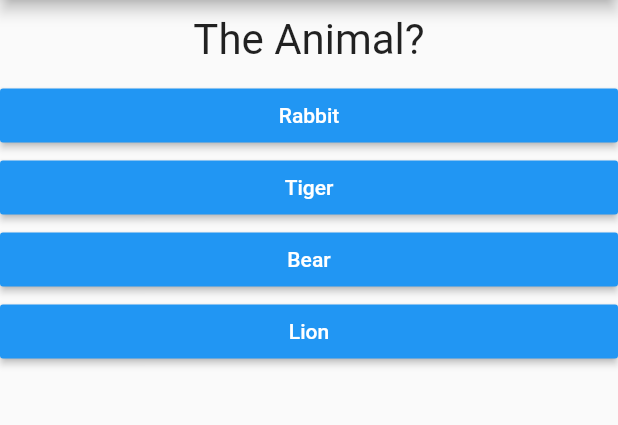
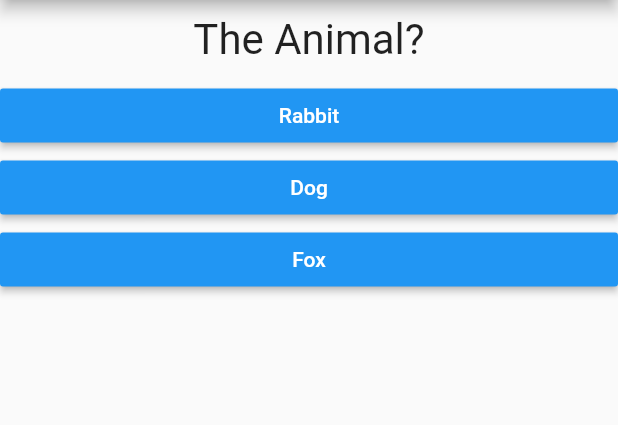
Before and after one commit to Leman316/flutter_1, a Flutter app: the screen it shows after launch, after a tap on "Black", on a phone screen of 412 x 824 dp, the part 84-509 px from its top. Run offline on Flutter 3.47's test engine with Material 2 defaults, Android fonts, the phone set to English and light mode, and no system bars.

```diff
--- a/lib/main.dart
+++ b/lib/main.dart
@@ -3,6 +3,7 @@ import 'package:flutter/material.dart';
 import './Question.dart';
 import './Answer.dart';
 import './quiz.dart';
+import './result.dart';
 
 void main() {
   runApp(MyApp());
@@ -20,26 +21,51 @@ class MyApp extends StatefulWidget {
 
 class _MyAppState extends State<MyApp> {
   var _quesIndex = 0;
+  int _totalscore = 0;
 
   static const ques = [
     {
       'question': 'The Color?',
-      'answer': ['Red', 'Blue', 'Black'],
+      'answers': [
+        {'text': 'Black', 'score': 6},
+        {'text': 'Red', 'score': 5},
+        {'text': 'Green', 'score': 3},
+        {'text': 'White', 'score': 2},
+      ],
     },
     {
       'question': 'The Animal?',
-      'answer': ['Rabbit', 'Tiger', 'Bear', 'Lion'],
+      'answers': [
+        {'text': 'Rabbit', 'score': 5},
+        {'text': 'Dog', 'score': 1},
+        {'text': 'Fox', 'score': 3},
+      ],
     },
     {
       'question': 'The Shape?',
-      'answer': ['Circle', 'Square', 'Rectangle'],
+      'answers': [
+        {'text': 'Rectangle', 'score': 2},
+        {'text': 'Square', 'score': 4},
+        {'text': 'Circle', 'score': 8},
+      ],
     },
   ];
 
-  void _answer() {
+  void _reset(){
+    setState(() {
+      _quesIndex=0;
+      _totalscore=0;
+    });
+
+  }
+
+  void _answer(int score) {
     if (_quesIndex < ques.length) {
       print("No questions left");
     }
+
+    _totalscore += score;
+    print(_totalscore);
 
     setState(() {
       _quesIndex = _quesIndex + 1;
@@ -59,17 +85,12 @@ class _MyAppState extends State<MyApp> {
           title: Text('Test'),
         ),
         body: _quesIndex < ques.length
-            ? Column(
-                children: <Widget>[
-                  Question(ques[_quesIndex]['question']),
-                  ...(ques[_quesIndex]['answer'] as List<String>)
-                      .map((e) => Answer(_answer, e))
-                      .toList()
-                ],
+            ? Quiz(
+                question: ques,
+                answer: _answer,
+                index: _quesIndex,
               )
-            : Center(
-                child: Text('Done'),
-              ),
+            : Result(_totalscore,_reset),
       ),
     );
 
--- a/lib/quiz.dart
+++ b/lib/quiz.dart
@@ -13,16 +13,18 @@ class Quiz extends StatelessWidget {
 
 
 
-  Quiz({this.questions, this.answer, this.index});
+  Quiz({this.question, this.answer, this.index});
 
 
   @override
   Widget build(BuildContext context) {
+    print(question[index]);
     return Column(
       children: <Widget>[
         Question(question[index]['question']),
-        ...(question[index]['answer'] as List<String>)
-            .map((e) => Answer(answer, e))
+        ...(question[index]['answers'] as List<Map<String,Object>>)
+            .map((ans) {
+              return Answer(()=> answer(ans['score']), ans['text']);})
             .toList()
       ],
     );
```
Also changed, not shown: lib/result.dart (+25 -0 lines).
